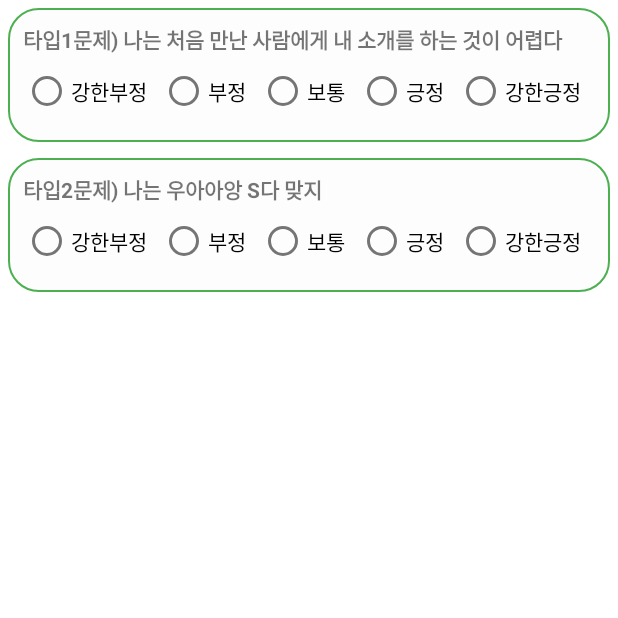
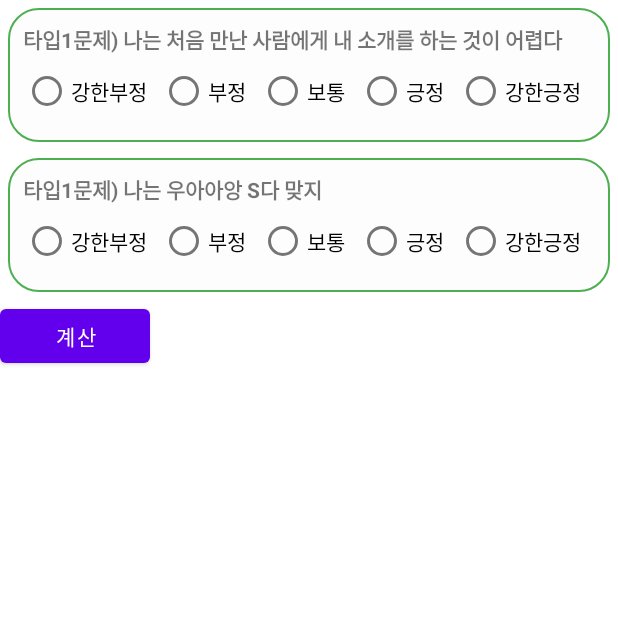
Before and after one commit to N0mercy00/TK_MBTI, an Android app: the TestActivity screen opened directly, with no data from a screen before it, on a phone screen of 412 x 824 dp, the top half of it. Run offline under Robolectric (Android 15) with nearby library versions, the phone set to English and light mode, and no system bars.

Commit message:
add score is work

```diff
--- a/app/src/main/res/layout/activity_test.xml
+++ b/app/src/main/res/layout/activity_test.xml
@@ -83,40 +83,41 @@
                 <TextView
                     android:layout_width="match_parent"
                     android:layout_height="wrap_content"
-                    android:text="타입2문제) 나는 우아아앙 S다 맞지"
+                    android:text="타입1문제) 나는 우아아앙 S다 맞지"
                     android:textStyle="bold"/>
 
                 <RadioGroup
+                    android:id="@+id/rg_IE2"
                     android:layout_width="match_parent"
                     android:layout_height="wrap_content"
                     android:orientation="horizontal"
                     android:weightSum="5">
                     <RadioButton
-                        android:id="@+id/rb_SN1NN"
+                        android:id="@+id/rb_IE2NN"
                         android:layout_width="wrap_content"
                         android:layout_height="wrap_content"
                         android:text="강한부정"
                         android:layout_weight="1"/>
                     <RadioButton
-                        android:id="@+id/rb_SN1N"
+                        android:id="@+id/rb_IE2N"
                         android:layout_width="wrap_content"
                         android:layout_height="wrap_content"
                         android:text="부정"
                         android:layout_weight="1"/>
                     <RadioButton
-                        android:id="@+id/rb_SN1M"
+                        android:id="@+id/rb_IE2M"
                         android:layout_width="wrap_content"
                         android:layout_height="wrap_content"
                         android:text="보통"
                         android:layout_weight="1"/>
                     <RadioButton
-                        android:id="@+id/rb_SN1Y"
+                        android:id="@+id/rb_IE2Y"
                         android:layout_width="wrap_content"
                         android:layout_height="wrap_content"
                         android:text="긍정"
                         android:layout_weight="1"/>
                     <RadioButton
-                        android:id="@+id/rb_SN1YY"
+                        android:id="@+id/rb_IE2YY"
                         android:layout_width="wrap_content"
                         android:layout_height="wrap_content"
                         android:text="강한긍정"
@@ -124,6 +125,12 @@
                 </RadioGroup>
 
             </androidx.appcompat.widget.LinearLayoutCompat>
+
+            <Button
+                android:id="@+id/btn_gotoResult"
+                android:layout_width="100dp"
+                android:layout_height="wrap_content"
+                android:text="계산"/>
 
 
 
--- a/app/src/main/res/values/themes.xml
+++ b/app/src/main/res/values/themes.xml
@@ -3,10 +3,10 @@
     <style name="Theme.TK_MBTI" parent="Theme.MaterialComponents.DayNight.NoActionBar">
         <!-- Primary brand color. -->
         <item name="colorPrimary">@color/purple_500</item>
-        <item name="colorPrimaryVariant">@color/purple_700</item>
+        <item name="colorPrimaryVariant">#4CAF50</item>
         <item name="colorOnPrimary">@color/white</item>
         <!-- Secondary brand color. -->
-        <item name="colorSecondary">@color/teal_200</item>
+        <item name="colorSecondary">#2C632E</item>
         <item name="colorSecondaryVariant">@color/teal_700</item>
         <item name="colorOnSecondary">@color/black</item>
         <!-- Status bar color. -->
```
Also changed, not shown: app/src/main/java/com/dongdong999/tk_mbti/TestActivity.kt (+39 -11 lines).
